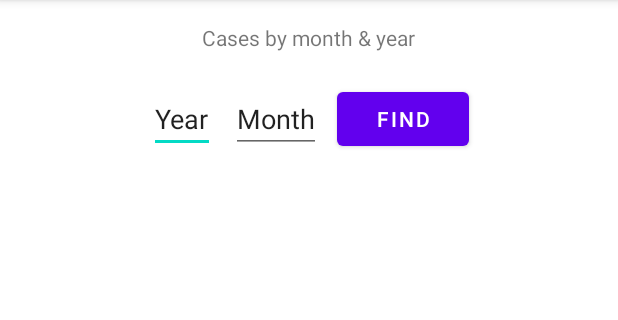
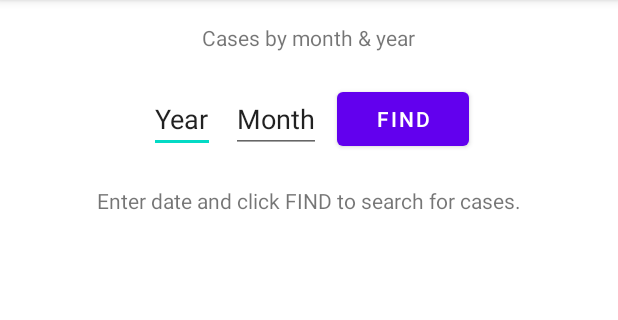
Before and after one commit to JeffXJin/COMP3717Assignment2, an Android app: the DateCasesActivity screen opened directly, with no data from a screen before it, on a phone screen of 412 x 824 dp, the part 84-404 px from its top. Run offline under Robolectric (Android 15) with nearby library versions, the phone set to English and light mode, and no system bars; our stand-ins replace Firebase (no records; nobody signed in at launch, a user with empty details on screens opened directly).

Commit message:
added progress bar to cases by date

```diff
--- a/app/src/main/java/ca/bcit/comp3717assignment2/DateCasesActivity.java
+++ b/app/src/main/java/ca/bcit/comp3717assignment2/DateCasesActivity.java
@@ -7,6 +7,8 @@ import android.os.Bundle;
 import android.view.View;
 import android.widget.EditText;
 import android.widget.ListView;
+import android.widget.ProgressBar;
+import android.widget.TextView;
 
 import com.google.firebase.database.DataSnapshot;
 import com.google.firebase.database.DatabaseError;
@@ -37,34 +39,20 @@ public class DateCasesActivity extends AppCompatActivity {
         personsList = new ArrayList<Person>();
     }
 
-//    @Override
-//    protected void onStart() {
-//        super.onStart();
-//        databasePersons.addValueEventListener(new ValueEventListener() {
-//
-//            /**
-//             * Everytime there is a change in the list, the list will be uploaded
-//             * Method calls and clears list
-//             * @param dataSnapshot as an DataSnapshot
-//             */
-//            @Override
-//            public void onDataChange(@NonNull DataSnapshot dataSnapshot) {
-////                personsList.clear();
-//                for (DataSnapshot personSnapshot : dataSnapshot.getChildren()) {
-//                    Person person = personSnapshot.getValue(Person.class);
-//                    personsList.add(person);
-//                }
-//
-//                PersonListAdapter adapter = new PersonListAdapter(DateCasesActivity.this, personsList);
-//                lvPersons.setAdapter(adapter);
-//            }
-//
-//            @Override
-//            public void onCancelled(@NonNull DatabaseError databaseError) { }
-//        });
-//    }
+    @Override
+    protected void onStart() {
+        super.onStart();
+        ProgressBar progressBar = findViewById(R.id.progressBar);
+        progressBar.setVisibility(View.INVISIBLE);
+    }
 
     public void onFilterDate(View view) {
+        ProgressBar progressBar = findViewById(R.id.progressBar);
+        progressBar.setVisibility(View.VISIBLE);
+
+        final TextView dateInfoTv = findViewById(R.id.date_info_text);
+        dateInfoTv.setVisibility(View.INVISIBLE);
+
         monthEditText = findViewById(R.id.date_month);
         yearEditText = findViewById(R.id.date_year);
 
@@ -81,6 +69,7 @@ public class DateCasesActivity extends AppCompatActivity {
             @Override
             public void onDataChange(@NonNull DataSnapshot dataSnapshot) {
 //                personsList.clear();
+                int count = 0;
                 for (DataSnapshot personSnapshot : dataSnapshot.getChildren()) {
                     Person person = personSnapshot.getValue(Person.class);
 
@@ -89,6 +78,12 @@ public class DateCasesActivity extends AppCompatActivity {
                     String dateMonth = person.Reported_Date.substring(5,7);
                     if (dateMonth.equals(monthString) && dateYear.equals(yearString)) {
                         personsList.add(person);
+                    }
+                    count++;
+                    if (count >= dataSnapshot.getChildrenCount()) {
+                        progressBar.setVisibility(View.INVISIBLE);
+                    } else {
+                        progressBar.setVisibility(View.VISIBLE);
                     }
                 }
 
--- a/app/src/main/res/layout/activity_date_cases.xml
+++ b/app/src/main/res/layout/activity_date_cases.xml
@@ -50,6 +50,24 @@
             android:text="@string/find" />
     </LinearLayout>
 
+    <LinearLayout
+        android:layout_width="match_parent"
+        android:layout_height="wrap_content"
+        android:orientation="vertical">
+        <TextView
+            android:id="@+id/date_info_text"
+            android:layout_width="wrap_content"
+            android:layout_height="wrap_content"
+            android:layout_marginTop="15dp"
+            android:layout_gravity="center"
+            android:text="@string/date_text"
+            />
+        <ProgressBar
+            android:id="@+id/progressBar"
+            android:layout_width="wrap_content"
+            android:layout_height="wrap_content"
+            android:layout_gravity="center" />
+    </LinearLayout>
     <ListView
         android:id="@+id/lvPersons"
         android:layout_width="match_parent"
--- a/app/src/main/res/values/strings.xml
+++ b/app/src/main/res/values/strings.xml
@@ -17,4 +17,5 @@
     <string name="year">Year</string>
     <string name="month">Month</string>
     <string name="find">Find</string>
+    <string name="date_text">Enter date and click FIND to search for cases.</string>
 </resources>
```
